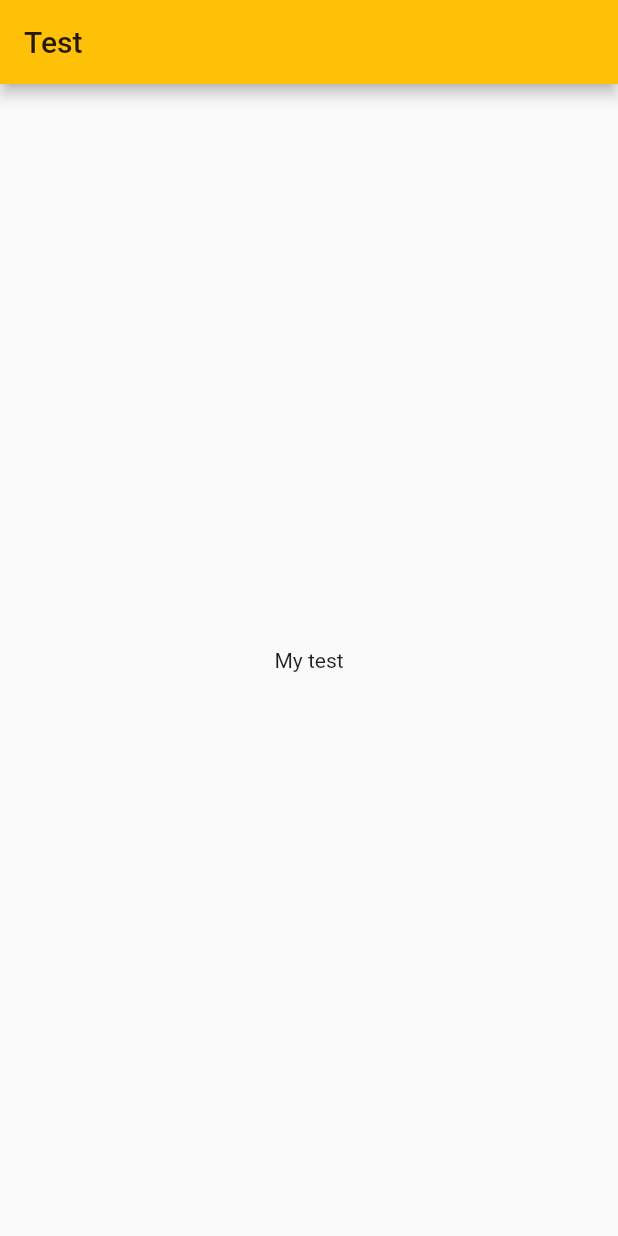
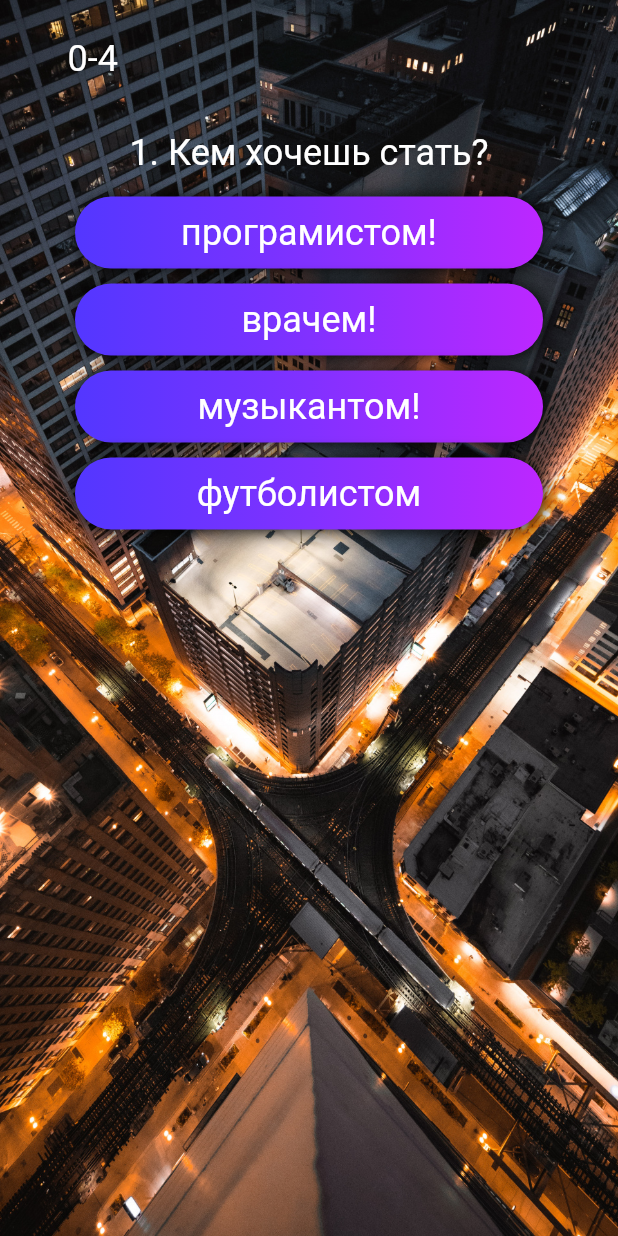
Before and after one commit to Spaunter/learning_english, a Flutter app: the screen it shows after launch, on a phone screen of 412 x 824 dp. Run offline on Flutter 3.47's test engine with Material 2 defaults, Android fonts, the phone set to English and light mode, and no system bars; our stand-ins replace google_fonts.

Commit message:
gui_finish_first_app

```diff
--- a/lib/main.dart
+++ b/lib/main.dart
@@ -1,6 +1,7 @@
 import 'package:flutter/cupertino.dart';
 import 'package:flutter/material.dart';
 import 'package:flutter/painting.dart';
+import 'package:google_fonts/google_fonts.dart';
 //import 'test_file.dart';
 //import 'row_coloum.dart';
 //import 'myContainer.dart';
@@ -14,7 +15,12 @@ class ScreenWidget extends StatelessWidget {
   Widget build(BuildContext context) {
     return MaterialApp(
       title: 'English_Quiz!',
-      theme: ThemeData(primaryColor: Colors.amber),
+      theme: ThemeData(
+        primarySwatch: Colors.indigo,
+        textTheme: GoogleFonts.openSansCondensedTextTheme(
+          Theme.of(context).textTheme,
+        ),
+      ),
       home: HomePage(),
     );
   }
--- a/lib/models/question.dart
+++ b/lib/models/question.dart
@@ -10,25 +10,25 @@ class Question {
 
 class QuestionData {
   final _data = [
-    Question(title: 'Кем хочешь стать?', answers: [
+    Question(title: '1. Кем хочешь стать?', answers: [
       {'answer': 'програмистом!', 'isCorrect': 1},
       {'answer': 'врачем!'},
       {'answer': 'музыкантом!'},
       {'answer': 'футболистом'},
     ]),
-    Question(title: 'Кем хочешь стать?', answers: [
+    Question(title: '2. Кем хочешь стать?', answers: [
       {'answer': 'програмистом!', 'isCorrect': 1},
       {'answer': 'врачем!'},
       {'answer': 'музыкантом!'},
       {'answer': 'футболистом'},
     ]),
-    Question(title: 'Кем хочешь стать?', answers: [
+    Question(title: '3. Кем хочешь стать?', answers: [
       {'answer': 'програмистом!', 'isCorrect': 1},
       {'answer': 'врачем!'},
       {'answer': 'музыкантом!'},
       {'answer': 'футболистом'},
     ]),
-    Question(title: 'Кем хочешь стать?', answers: [
+    Question(title: '4. Кем хочешь стать?', answers: [
       {'answer': 'програмистом!', 'isCorrect': 1},
       {'answer': 'врачем!'},
       {'answer': 'музыкантом!'},
--- a/lib/pages/home_page.dart
+++ b/lib/pages/home_page.dart
@@ -1,24 +1,75 @@
+import 'package:flutter/cupertino.dart';
 import 'package:flutter/material.dart';
-
-
-
-
+import 'package:learning_english/models/question.dart';
+import 'package:learning_english/widgets/answers.dart';
+import 'package:learning_english/widgets/progress.dart';
+import 'package:learning_english/widgets/quiz.dart';
+import 'package:learning_english/widgets/result.dart';
 
 class HomePage extends StatefulWidget {
   @override
-  _HomePageState createState()=>_HomePageState();
-
+  _HomePageState createState() => _HomePageState();
 }
 
-class _HomePageState extends State<HomePage>{
-  @override
+class _HomePageState extends State<HomePage> {
+  final QuestionData data = QuestionData();
+  int _countResult = 0;
+  int _questionIndex = 0;
+  List<Icon> _icons =[];
+
+  void _clearState()=>setState((){
+    _questionIndex = 0;
+    _countResult = 0;
+    _icons =[];
+  });
+
+  void _onChangeAnswer(bool isCorrect)=>setState((){
+    if(isCorrect){
+      _icons.add(Icon(Icons.brightness_1,color: Colors.green),
+      );
+      _countResult ++;
+    }else{
+      _icons.add(Icon(Icons.brightness_1,color: Colors.red));
+    }
+    _questionIndex+=1;
+  });
+
+  final whiteTextStyle = TextStyle(
+    color: Colors.white,
+    fontSize: 24,
+  );
+
   Widget build(BuildContext context) {
     return Scaffold(
-      appBar: AppBar(
+      /*appBar: AppBar(
         title: Text('Test'),
-      ),
-      body: Center(
-        child: Text('My test'),
+      ),*/
+      body: SafeArea(
+        child: DefaultTextStyle(
+          style: whiteTextStyle,
+          child: Container(
+            constraints: BoxConstraints.expand(),
+            decoration: BoxDecoration(
+              color: const Color(0xff2a375a),
+              image: DecorationImage(
+                image: AssetImage('assets/images/backImg.jpg'),
+                fit: BoxFit.cover,
+              ),
+            ),
+            child: Column(
+              children: <Widget>[
+                ProgressBar(
+                  icons: _icons,
+                  count: _questionIndex,
+                  total: data.questions.length,
+                ),
+                _questionIndex<data.questions.length ?
+                Quiz(index: _questionIndex, questionData: data, onChangeAnswer: _onChangeAnswer):
+                Result(count: _countResult, total: data.questions.length, onClearState: _clearState,),
+              ],
+            ),
+          ),
+        ),
       ),
     );
   }
--- /dev/null
+++ b/lib/widgets/answers.dart
@@ -0,0 +1,42 @@
+import 'package:flutter/cupertino.dart';
+import 'package:flutter/material.dart';
+
+class Answer extends StatelessWidget {
+  final String title;
+  final isCorrect;
+  final Function onChangeAnswer;
+
+  Answer({Key key, this.title, this.isCorrect, this.onChangeAnswer})
+      : super(key: key);
+
+  @override
+  Widget build(BuildContext context) {
+    return GestureDetector(
+      onTap: () => onChangeAnswer(isCorrect),
+      child: Container(
+        margin: const EdgeInsets.symmetric(vertical: 5, horizontal: 50),
+        padding: const EdgeInsets.all(10),
+        width: double.infinity,
+        decoration: BoxDecoration(
+          boxShadow: [
+            BoxShadow(
+              color: Colors.black,
+              blurRadius: 10,
+              offset: Offset(1, 1),
+            ),
+          ],
+          borderRadius: BorderRadius.circular(30),
+          gradient: LinearGradient(colors: [
+            Color(0xFF5337ff),
+            Color(0xFF8131ff),
+            Color(0xFFbd27ff),
+          ]),
+        ),
+        child: Text(
+          title,
+          textAlign: TextAlign.center,
+        ),
+      ),
+    );
+  }
+}
--- /dev/null
+++ b/lib/widgets/progress.dart
@@ -0,0 +1,31 @@
+import 'package:flutter/material.dart';
+
+class ProgressBar extends StatelessWidget {
+  final icons;
+  final count;
+  final total;
+
+  ProgressBar({Key key, this.icons, this.count, this.total}) : super(key: key);
+  @override
+  Widget build(BuildContext context) {
+    return Container(
+      padding: const EdgeInsets.all(15),
+      margin: const EdgeInsets.symmetric(vertical: 10, horizontal: 30),
+      child: Row(
+        mainAxisAlignment: MainAxisAlignment.start,
+        children: <Widget>[
+          FittedBox(
+            fit: BoxFit.contain,
+            child: Text(
+              '$count-$total', style: TextStyle( color: Colors.white),
+            ),
+          ),
+          SizedBox(
+            width: 10,
+          ),
+          ...icons,
+        ],
+      ),
+    );
+  }
+}
--- /dev/null
+++ b/lib/widgets/quiz.dart
@@ -0,0 +1,33 @@
+import 'package:flutter/material.dart';
+import 'answers.dart';
+
+class Quiz extends StatelessWidget {
+  final index;
+  final questionData;
+  final onChangeAnswer;
+
+  Quiz({Key key, this.index, this.questionData, this.onChangeAnswer})
+      : super(key: key);
+  @override
+  Widget build(BuildContext context) {
+    return Column(
+      children: <Widget>[
+        Container(
+          padding: const EdgeInsets.all(10),
+          child: Text(
+            questionData.questions[index].title,
+          ),
+        ),
+        ...questionData.questions[index].answers
+            .map(
+              (value) => Answer(
+                title: value['answer'],
+                onChangeAnswer: onChangeAnswer,
+                isCorrect: value.containsKey('isCorrect') ? true : false,
+              ),
+            )
+            .toList(),
+      ],
+    );
+  }
+}
--- a/pubspec.yaml
+++ b/pubspec.yaml
@@ -28,6 +28,7 @@ dependencies:
   # The following adds the Cupertino Icons font to your application.
   # Use with the CupertinoIcons class for iOS style icons.
   cupertino_icons: ^0.1.3
+  google_fonts: ^1.1.0
 
 dev_dependencies:
   flutter_test:
```
Also changed, not shown: lib/widgets/result.dart (added, +66 -0 lines), assets/images/backImg.jpg (added), pubspec.lock.
